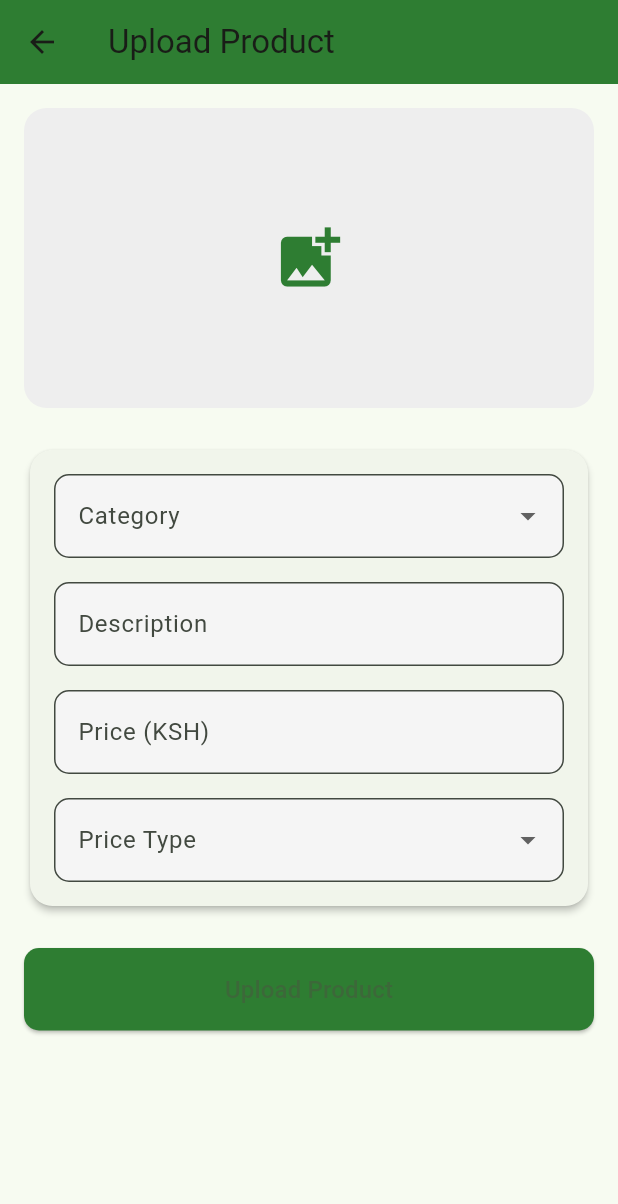
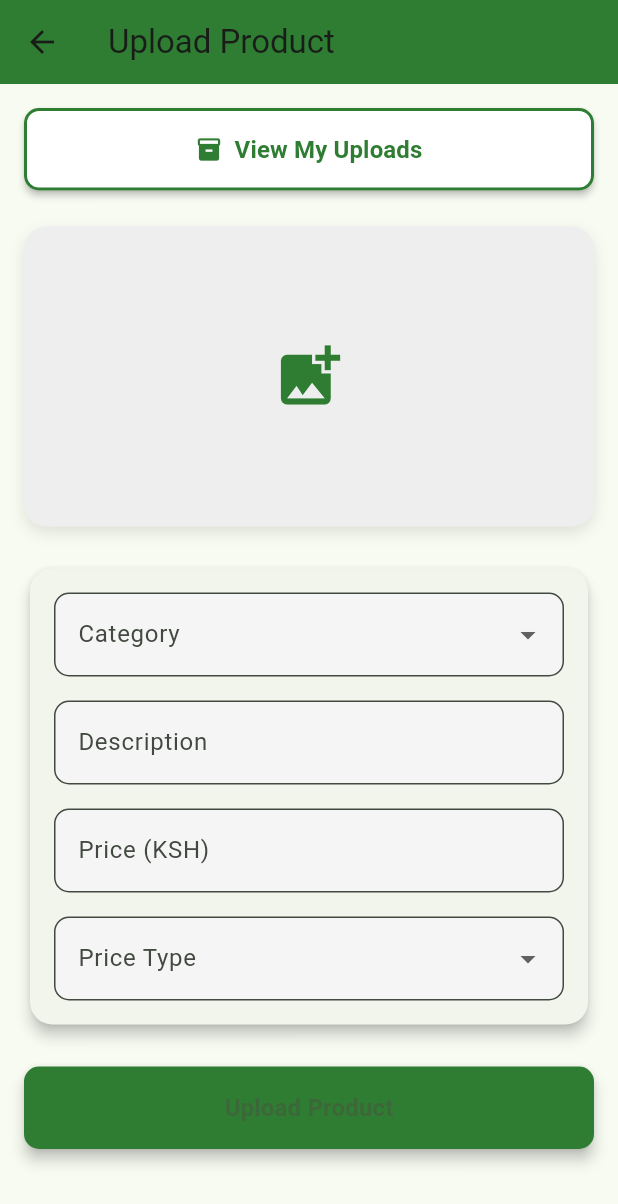
Before and after one commit to Fabrone/Agri-market, a Flutter app: the UploadProductsPage screen opened directly, on a phone screen of 412 x 824 dp. Shown: the top 1204 px of the screen. Run offline on Flutter 3.47's test engine with Material 3 defaults, Android fonts, the phone set to English and light mode, and no system bars; our stand-ins replace animated_text_kit, carousel_slider, cloud_firestore, firebase_auth, firebase_core, flutter_image_compress and 7 more; missing offline and left inert: in_app_update; accounts and stored records are empty; Roboto replaces fonts that are missing (Poppins).

Commit message:
added view my upload functionality

```diff
--- a/lib/product_model.dart
+++ b/lib/product_model.dart
@@ -2,6 +2,7 @@ import 'package:cloud_firestore/cloud_firestore.dart';
 
 class Product {
   final String id;
+  final String userId; // New field added
   final String category;
   final String description;
   final double price;
@@ -11,6 +12,7 @@ class Product {
 
   Product({
     required this.id,
+    required this.userId, // New parameter added
     required this.category,
     required this.description,
     required this.price,
@@ -22,6 +24,7 @@ class Product {
   Map<String, dynamic> toMap() {
     return {
       'id': id,
+      'userId': userId, // New field added to map
       'category': category,
       'description': description,
       'price': price,
@@ -34,6 +37,7 @@ class Product {
   factory Product.fromMap(Map<String, dynamic> map) {
     return Product(
       id: map['id'] ?? '',
+      userId: map['userId'] ?? '', // New field retrieved from map
       category: map['category'] ?? '',
       description: map['description'] ?? '',
       price: (map['price'] ?? 0.0).toDouble(),
--- a/lib/screens/uploadproducts.dart
+++ b/lib/screens/uploadproducts.dart
@@ -6,6 +6,8 @@ import 'dart:convert';
 import 'package:agri_market/firestore_helper.dart';
 import 'package:agri_market/product_model.dart';
 import 'package:flutter_image_compress/flutter_image_compress.dart';
+import 'package:firebase_auth/firebase_auth.dart';
+import 'package:agri_market/screens/uploaded_products.dart';
 
 class UploadProductsPage extends StatefulWidget {
   const UploadProductsPage({super.key});
@@ -14,7 +16,7 @@ class UploadProductsPage extends StatefulWidget {
   UploadProductsPageState createState() => UploadProductsPageState();
 }
 
-class UploadProductsPageState extends State<UploadProductsPage> {
+class UploadProductsPageState extends State<UploadProductsPage> with SingleTickerProviderStateMixin {
   final _formKey = GlobalKey<FormState>();
   String? _selectedCategory;
   String _description = '';
@@ -22,8 +24,31 @@ class UploadProductsPageState extends State<UploadProductsPage> {
   String _quantityType = 'per kg';
   File? _imageFile;
   bool _isLoading = false;
+  late AnimationController _buttonAnimationController;
+  late Animation<double> _buttonScaleAnimation;
 
   final ImagePicker _picker = ImagePicker();
+
+  @override
+  void initState() {
+    super.initState();
+    _buttonAnimationController = AnimationController(
+      duration: const Duration(milliseconds: 150),
+      vsync: this,
+    );
+    _buttonScaleAnimation = Tween<double>(begin: 1.0, end: 0.95).animate(
+      CurvedAnimation(
+        parent: _buttonAnimationController,
+        curve: Curves.easeInOut,
+      ),
+    );
+  }
+
+  @override
+  void dispose() {
+    _buttonAnimationController.dispose();
+    super.dispose();
+  }
 
   void _showImageSourceDialog() {
     showDialog(
@@ -58,6 +83,20 @@ class UploadProductsPageState extends State<UploadProductsPage> {
     );
   }
 
+  Future<void> _navigateToUploadedProducts() async {
+    // Add button press animation
+    _buttonAnimationController.forward().then((_) {
+      _buttonAnimationController.reverse();
+    });
+
+    await Navigator.push(
+      context,
+      MaterialPageRoute(
+        builder: (context) => const UploadedProductsPage(),
+      ),
+    );
+  }
+
   Future<void> _pickImage(ImageSource source) async {
     try {
       final pickedFile = await _picker.pickImage(
@@ -78,7 +117,6 @@ class UploadProductsPageState extends State<UploadProductsPage> {
 
   Future<String> _convertImageToBase64(File imageFile) async {
     try {
-      // First compression attempt
       List<int>? compressedImage = await FlutterImageCompress.compressWithFile(
         imageFile.absolute.path,
         quality: 70,
@@ -90,7 +128,6 @@ class UploadProductsPageState extends State<UploadProductsPage> {
         throw Exception('Failed to compress image');
       }
 
-      // Check size and compress further if needed
       double sizeInMb = compressedImage.length / (1024 * 1024);
       if (sizeInMb > 1.0) {
         compressedImage = await FlutterImageCompress.compressWithFile(
@@ -105,8 +142,7 @@ class UploadProductsPageState extends State<UploadProductsPage> {
         }
       }
 
-      String base64Image = base64Encode(compressedImage);
-      return base64Image;
+      return base64Encode(compressedImage);
     } catch (e) {
       throw Exception('Error converting image: $e');
     }
@@ -133,14 +169,17 @@ class UploadProductsPageState extends State<UploadProductsPage> {
 
       try {
         String base64Image = await _convertImageToBase64(_imageFile!);
+        final userId = FirebaseAuth.instance.currentUser!.uid;
 
         final product = Product(
           id: DateTime.now().toString(),
+          userId: userId, // Add userId to the product
           category: _selectedCategory!,
           description: _description,
           price: _price,
           quantityType: _quantityType,
           imageUrl: base64Image,
+          createdAt: DateTime.now(),
         );
 
         await FirestoreHelper().addProduct(product);
@@ -184,11 +223,53 @@ class UploadProductsPageState extends State<UploadProductsPage> {
                   child: Column(
                     crossAxisAlignment: CrossAxisAlignment.stretch,
                     children: [
-                      Container(
+                      // View My Uploads Button
+                      ScaleTransition(
+                        scale: _buttonScaleAnimation,
+                        child: Container(
+                          margin: const EdgeInsets.only(bottom: 24),
+                          child: ElevatedButton.icon(
+                            onPressed: _navigateToUploadedProducts,
+                            style: ElevatedButton.styleFrom(
+                              backgroundColor: Colors.white,
+                              foregroundColor: AppColors.primaryGreen,
+                              padding: const EdgeInsets.symmetric(vertical: 16),
+                              shape: RoundedRectangleBorder(
+                                borderRadius: BorderRadius.circular(10),
+                                side: const BorderSide(
+                                  color: AppColors.primaryGreen,
+                                  width: 2,
+                                ),
+                              ),
+                              elevation: 2,
+                            ),
+                            icon: const Icon(Icons.inventory),
+                            label: const Text(
+                              'View My Uploads',
+                              style: TextStyle(
+                                fontSize: 16,
+                                fontWeight: FontWeight.bold,
+                              ),
+                            ),
+                          ),
+                        ),
+                      ),
+
+                      // Image Container
+                      Hero(
+                        tag: 'productImage',
+                        child: Container(
                           height: 200,
                           decoration: BoxDecoration(
                             color: Colors.grey[200],
                             borderRadius: BorderRadius.circular(15),
+                            boxShadow: [
+                              BoxShadow(
+                                color: Colors.black.withOpacity(0.1),
+                                blurRadius: 8,
+                                offset: const Offset(0, 4),
+                              ),
+                            ],
                           ),
                           child: _imageFile != null
                               ? ClipRRect(
@@ -209,13 +290,15 @@ class UploadProductsPageState extends State<UploadProductsPage> {
                                   ),
                                 ),
                         ),
+                      ),
                       const SizedBox(height: 24),
 
+                      // Form Card
                       Card(
                         shape: RoundedRectangleBorder(
                           borderRadius: BorderRadius.circular(15),
                         ),
-                        elevation: 2,
+                        elevation: 4,
                         child: Padding(
                           padding: const EdgeInsets.all(16),
                           child: Column(
@@ -300,6 +383,7 @@ class UploadProductsPageState extends State<UploadProductsPage> {
                       ),
                       const SizedBox(height: 24),
 
+                      // Upload Button
                       ElevatedButton(
                         onPressed: _uploadProduct,
                         style: ElevatedButton.styleFrom(
@@ -308,10 +392,14 @@ class UploadProductsPageState extends State<UploadProductsPage> {
                           shape: RoundedRectangleBorder(
                             borderRadius: BorderRadius.circular(10),
                           ),
+                          elevation: 4,
                         ),
                         child: const Text(
                           'Upload Product',
-                          style: TextStyle(fontSize: 16),
+                          style: TextStyle(
+                            fontSize: 16,
+                            fontWeight: FontWeight.bold,
+                          ),
                         ),
                       ),
                     ],
--- a/pubspec.yaml
+++ b/pubspec.yaml
@@ -55,8 +55,9 @@ dependencies:
   firebase_storage: ^12.4.0
   flutter_image_compress: ^2.4.0
   in_app_update: ^4.2.3
-  fl_chart: ^0.70.2
-  mrx_charts: ^0.1.3
+  animated_list_plus: ^0.5.2
+  flutter_staggered_animations: ^1.1.1
+
 
 dev_dependencies:
   flutter_test:
```
Also changed, not shown: lib/screens/uploaded_products.dart (added, +486 -0 lines), pubspec.lock. Lines whose indentation alone changed are shown as unchanged.
